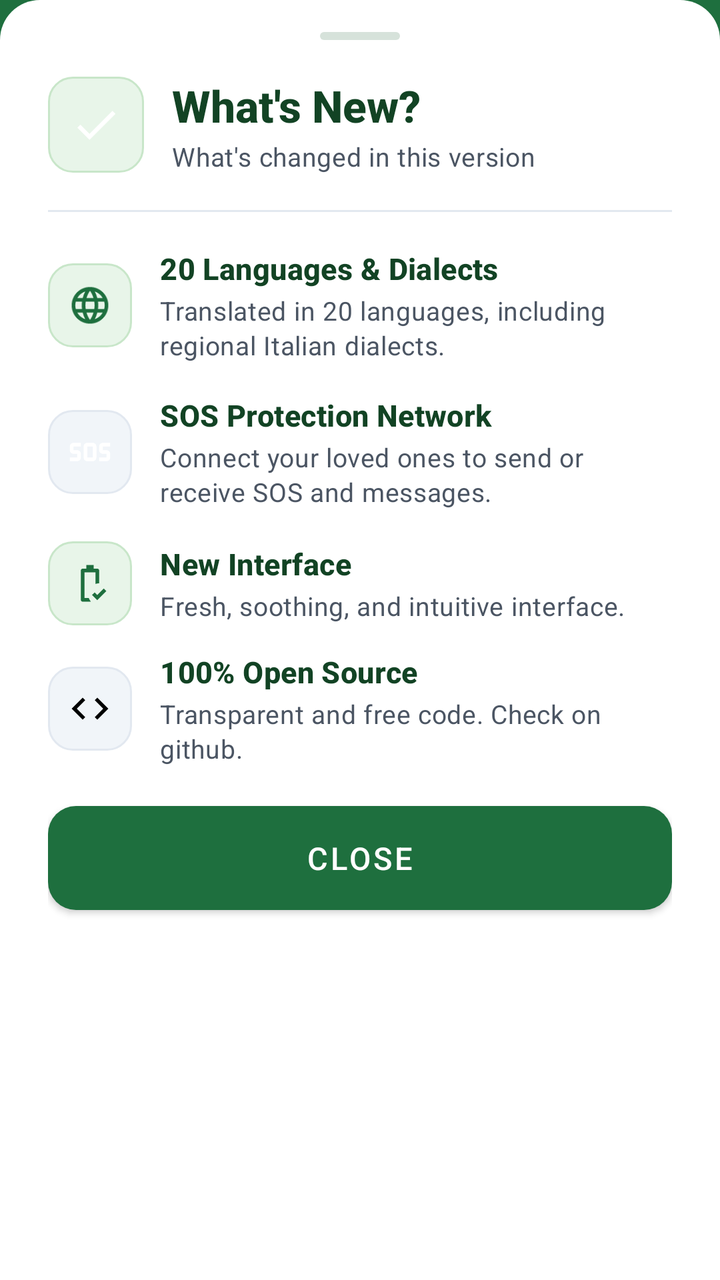
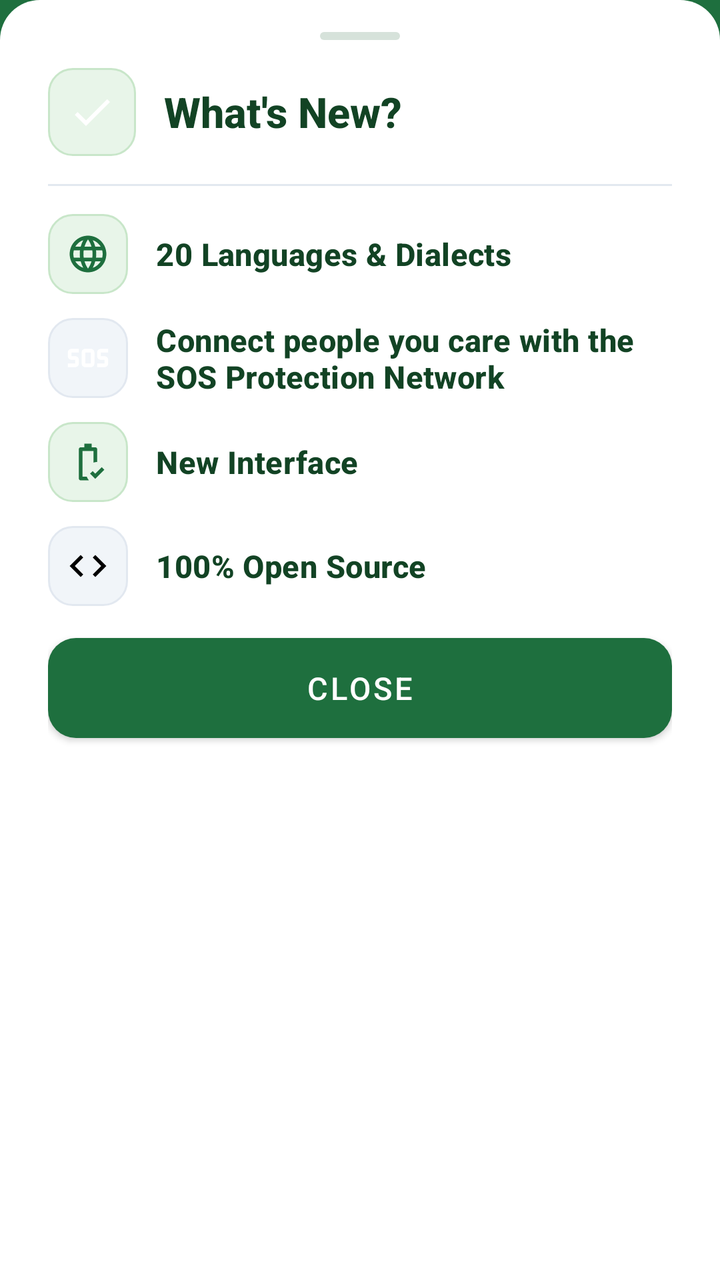

Screens rendered from an Android XML layout before and after an edit, with the pre-edit source and the edit as a unified diff.
<!-- AndroidManifest.xml: application theme AppTheme -->
<!-- res/layout/dialog_whats_new_bottomsheet.xml -->
<?xml version="1.0" encoding="utf-8"?>
<LinearLayout xmlns:android="http://schemas.android.com/apk/res/android"
    xmlns:app="http://schemas.android.com/apk/res-auto"
    android:layout_width="match_parent"
    android:layout_height="wrap_content"
    android:background="@drawable/bg_bottom_sheet_rounded"
    android:orientation="vertical"
    android:paddingStart="24dp"
    android:paddingTop="12dp"
    android:paddingEnd="24dp"
    android:paddingBottom="24dp">

    
    <View
        android:layout_width="40dp"
        android:layout_height="4dp"
        android:layout_gravity="center_horizontal"
        android:layout_marginTop="4dp"
        android:layout_marginBottom="18dp"
        android:background="@drawable/bg_step_progress_inactive" />

    
    <LinearLayout
        android:layout_width="match_parent"
        android:layout_height="wrap_content"
        android:gravity="center_vertical"
        android:orientation="horizontal">

        <FrameLayout
            android:layout_width="48dp"
            android:layout_height="48dp"
            android:background="@drawable/bg_pill_recommended">

            <ImageView
                android:layout_width="26dp"
                android:layout_height="26dp"
                android:layout_gravity="center"
                android:contentDescription="@string/whatsnew"
                android:src="@drawable/baseline_done_24"
                app:tint="@color/defaultColor" />
        </FrameLayout>

        <LinearLayout
            android:layout_width="0dp"
            android:layout_height="wrap_content"
            android:layout_marginStart="14dp"
            android:layout_weight="1"
            android:orientation="vertical">

            <TextView
                style="@style/TextAppearance.PillSOS.ScreenTitle"
                android:layout_width="wrap_content"
                android:layout_height="wrap_content"
                android:text="@string/whatsnew"
                android:textSize="22sp" />

            <TextView
                style="@style/TextAppearance.PillSOS.ListItemSubtitle"
                android:layout_width="wrap_content"
                android:layout_height="wrap_content"
                android:layout_marginTop="2dp"
                android:text="@string/whatsnew_subtitle"
                android:textSize="13sp" />
        </LinearLayout>
    </LinearLayout>

    <View
        android:layout_width="match_parent"
        android:layout_height="1dp"
        android:layout_marginTop="18dp"
        android:layout_marginBottom="18dp"
        android:background="#E2E8F0" />

    
    <LinearLayout
        android:layout_width="match_parent"
        android:layout_height="wrap_content"
        android:layout_marginBottom="16dp"
        android:gravity="center_vertical"
        android:orientation="horizontal">

        <FrameLayout
            android:layout_width="42dp"
            android:layout_height="42dp"
            android:background="@drawable/bg_pill_recommended">

            <ImageView
                android:layout_width="22dp"
                android:layout_height="22dp"
                android:layout_gravity="center"
                android:src="@drawable/baseline_language_24"
                app:tint="@color/defaultColor" />
        </FrameLayout>

        <LinearLayout
            android:layout_width="0dp"
            android:layout_height="wrap_content"
            android:layout_marginStart="14dp"
            android:layout_weight="1"
            android:orientation="vertical">

            <TextView
                style="@style/TextAppearance.PillSOS.CardHeader"
                android:layout_width="wrap_content"
                android:layout_height="wrap_content"
                android:text="@string/whatsnew_feat1_title"
                android:textSize="15sp" />

            <TextView
                style="@style/TextAppearance.PillSOS.ListItemSubtitle"
                android:layout_width="wrap_content"
                android:layout_height="wrap_content"
                android:layout_marginTop="2dp"
                android:lineSpacingExtra="2dp"
                android:text="@string/whatsnew_feat1_desc"
                android:textSize="13sp" />
        </LinearLayout>
    </LinearLayout>

    
    <LinearLayout
        android:layout_width="match_parent"
        android:layout_height="wrap_content"
        android:layout_marginBottom="16dp"
        android:gravity="center_vertical"
        android:orientation="horizontal">

        <FrameLayout
            android:layout_width="42dp"
            android:layout_height="42dp"
            android:background="@drawable/bg_pill_optional">

            <ImageView
                android:layout_width="22dp"
                android:layout_height="22dp"
                android:layout_gravity="center"
                android:src="@drawable/baseline_sos_24"
                app:tint="@color/defaultColor" />
        </FrameLayout>

        <LinearLayout
            android:layout_width="0dp"
            android:layout_height="wrap_content"
            android:layout_marginStart="14dp"
            android:layout_weight="1"
            android:orientation="vertical">

            <TextView
                style="@style/TextAppearance.PillSOS.CardHeader"
                android:layout_width="wrap_content"
                android:layout_height="wrap_content"
                android:text="@string/whatsnew_feat2_title"
                android:textSize="15sp" />

            <TextView
                style="@style/TextAppearance.PillSOS.ListItemSubtitle"
                android:layout_width="wrap_content"
                android:layout_height="wrap_content"
                android:layout_marginTop="2dp"
                android:lineSpacingExtra="2dp"
                android:text="@string/onboarding_sos_desc"
                android:textSize="13sp" />
        </LinearLayout>
    </LinearLayout>

    
    <LinearLayout
        android:layout_width="match_parent"
        android:layout_height="wrap_content"
        android:layout_marginBottom="13dp"
        android:gravity="center_vertical"
        android:orientation="horizontal">

        <FrameLayout
            android:layout_width="42dp"
            android:layout_height="42dp"
            android:background="@drawable/bg_pill_recommended">

            <ImageView
                android:layout_width="22dp"
                android:layout_height="22dp"
                android:layout_gravity="center"
                android:src="@drawable/outline_battery_status_good_24"
                app:tint="@color/defaultColor" />
        </FrameLayout>

        <LinearLayout
            android:layout_width="0dp"
            android:layout_height="wrap_content"
            android:layout_marginStart="14dp"
            android:layout_weight="1"
            android:orientation="vertical">

            <TextView
                style="@style/TextAppearance.PillSOS.CardHeader"
                android:layout_width="wrap_content"
                android:layout_height="wrap_content"
                android:text="@string/whatsnew_feat3_title"
                android:textSize="15sp" />

            <TextView
                style="@style/TextAppearance.PillSOS.ListItemSubtitle"
                android:layout_width="wrap_content"
                android:layout_height="wrap_content"
                android:layout_marginTop="2dp"
                android:lineSpacingExtra="2dp"
                android:text="@string/whatsnew_feat3_desc"
                android:textSize="13sp" />
        </LinearLayout>
    </LinearLayout>

    
    <LinearLayout
        android:layout_width="match_parent"
        android:layout_height="wrap_content"
        android:layout_marginBottom="20dp"
        android:gravity="center_vertical"
        android:orientation="horizontal">

        <FrameLayout
            android:layout_width="42dp"
            android:layout_height="42dp"
            android:background="@drawable/bg_pill_optional">

            <ImageView
                android:layout_width="22dp"
                android:layout_height="22dp"
                android:layout_gravity="center"
                android:src="@drawable/ic_code_24"
                app:tint="@color/defaultColor" />
        </FrameLayout>

        <LinearLayout
            android:layout_width="0dp"
            android:layout_height="wrap_content"
            android:layout_marginStart="14dp"
            android:layout_weight="1"
            android:orientation="vertical">

            <TextView
                style="@style/TextAppearance.PillSOS.CardHeader"
                android:layout_width="wrap_content"
                android:layout_height="wrap_content"
                android:text="@string/whatsnew_feat4_title"
                android:textSize="15sp" />

            <TextView
                style="@style/TextAppearance.PillSOS.ListItemSubtitle"
                android:layout_width="wrap_content"
                android:layout_height="wrap_content"
                android:layout_marginTop="2dp"
                android:lineSpacingExtra="2dp"
                android:text="@string/whatsnew_feat4_desc"
                android:textSize="13sp" />
        </LinearLayout>
    </LinearLayout>

    
    <com.google.android.material.button.MaterialButton
        android:id="@+id/btnWhatsNewGotIt"
        style="@style/PositiveButton"
        android:layout_width="match_parent"
        android:layout_height="52dp"
        android:text="@string/btn_close"
        android:textSize="15.5sp"
        app:cornerRadius="14dp" />

</LinearLayout>
<!-- resources referenced by this layout -->
<resources>
  <color name="defaultColor">#1E6F3E</color>
  <!-- drawable baseline_done_24 (drawable) -->
  <vector xmlns:android="http://schemas.android.com/apk/res/android" android:height="24dp" android:tint="#FFFFFF" android:viewportHeight="24" android:viewportWidth="24" android:width="24dp">
        
      <path android:fillColor="@android:color/white" android:pathData="M9,16.2L4.8,12l-1.4,1.4L9,19 21,7l-1.4,-1.4L9,16.2z"/>
      
  </vector>
  <!-- drawable bg_bottom_sheet_rounded (drawable) -->
  <?xml version="1.0" encoding="utf-8"?>
  <shape xmlns:android="http://schemas.android.com/apk/res/android"
      android:shape="rectangle">
      <solid android:color="@android:color/white" />
      <corners
          android:topLeftRadius="20dp"
          android:topRightRadius="20dp" />
  </shape>
  <!-- drawable bg_pill_optional (drawable) -->
  <?xml version="1.0" encoding="utf-8"?>
  <shape xmlns:android="http://schemas.android.com/apk/res/android"
      android:shape="rectangle">
      <solid android:color="#F1F5F9" />
      <corners android:radius="12dp" />
      <stroke
          android:width="1dp"
          android:color="#E2E8F0" />
  </shape>
  <!-- drawable bg_pill_recommended (drawable) -->
  <?xml version="1.0" encoding="utf-8"?>
  <shape xmlns:android="http://schemas.android.com/apk/res/android"
      android:shape="rectangle">
      <solid android:color="#E8F5E9" />
      <corners android:radius="12dp" />
      <stroke
          android:width="1dp"
          android:color="#C8E6C9" />
  </shape>
  <!-- drawable bg_step_progress_inactive (drawable) -->
  <?xml version="1.0" encoding="utf-8"?>
  <shape xmlns:android="http://schemas.android.com/apk/res/android"
      android:shape="rectangle">
      <solid android:color="#D6E2DA" />
      <corners android:radius="3dp" />
  </shape>
  <string name="btn_close">Close</string>
  <string name="onboarding_sos_desc">Connect your loved ones to send or receive SOS and messages.</string>
  <string name="whatsnew" translatable="false">What\'s New?</string>
  <string name="whatsnew_feat1_desc">Translated in 20 languages, including regional Italian dialects.</string>
  <string name="whatsnew_feat1_title">20 Languages &amp; Dialects</string>
  <string name="whatsnew_feat2_title">SOS Protection Network</string>
  <string name="whatsnew_feat3_desc">Fresh, soothing, and intuitive interface.</string>
  <string name="whatsnew_feat3_title">New Interface</string>
  <string name="whatsnew_feat4_desc">Transparent and free code. Check on github.</string>
  <string name="whatsnew_feat4_title">100% Open Source</string>
  <string name="whatsnew_subtitle">"What's changed in this version"</string>
  <style name="TextAppearance.PillSOS.CardHeader" parent="TextAppearance.MaterialComponents.Subtitle1">
          <item name="android:textColor">@color/primary_text</item>
          <item name="android:textSize">17sp</item>
          <item name="android:fontFamily">sans-serif-medium</item>
          <item name="android:textStyle">bold</item>
      </style>
  <style name="TextAppearance.PillSOS.ListItemSubtitle" parent="TextAppearance.MaterialComponents.Body2">
          <item name="android:textColor">@color/secondary_text</item>
          <item name="android:textSize">14sp</item>
          <item name="android:fontFamily">sans-serif</item>
          <item name="android:lineSpacingExtra">2dp</item>
      </style>
  <style name="TextAppearance.PillSOS.ScreenTitle" parent="TextAppearance.MaterialComponents.Headline5">
          <item name="android:textColor">@color/primary_text</item>
          <item name="android:textSize">22sp</item>
          <item name="android:fontFamily">sans-serif-medium</item>
          <item name="android:textStyle">bold</item>
      </style>
  <color name="primary_text">#124324</color>
  <color name="secondary_text">#4B5563</color>
  <!-- unchanged entries left out for length: 6 -->
</resources>

<!-- the commit's change to res/layout/dialog_whats_new_bottomsheet.xml (unified diff, before → after) -->
@@ -1,268 +1,201 @@
 <?xml version="1.0" encoding="utf-8"?>
-<LinearLayout xmlns:android="http://schemas.android.com/apk/res/android"
+<androidx.core.widget.NestedScrollView xmlns:android="http://schemas.android.com/apk/res/android"
     xmlns:app="http://schemas.android.com/apk/res-auto"
     android:layout_width="match_parent"
     android:layout_height="wrap_content"
     android:background="@drawable/bg_bottom_sheet_rounded"
-    android:orientation="vertical"
-    android:paddingStart="24dp"
-    android:paddingTop="12dp"
-    android:paddingEnd="24dp"
-    android:paddingBottom="24dp">
-
-    
-    <View
-        android:layout_width="40dp"
-        android:layout_height="4dp"
-        android:layout_gravity="center_horizontal"
-        android:layout_marginTop="4dp"
-        android:layout_marginBottom="18dp"
-        android:background="@drawable/bg_step_progress_inactive" />
-
-    
+    android:fillViewport="true"
+    android:overScrollMode="never">
+
     <LinearLayout
         android:layout_width="match_parent"
         android:layout_height="wrap_content"
-        android:gravity="center_vertical"
-        android:orientation="horizontal">
-
-        <FrameLayout
-            android:layout_width="48dp"
-            android:layout_height="48dp"
-            android:background="@drawable/bg_pill_recommended">
-
-            <ImageView
-                android:layout_width="26dp"
-                android:layout_height="26dp"
-                android:layout_gravity="center"
-                android:contentDescription="@string/whatsnew"
-                android:src="@drawable/baseline_done_24"
-                app:tint="@color/defaultColor" />
-        </FrameLayout>
-
-        <LinearLayout
-            android:layout_width="0dp"
-            android:layout_height="wrap_content"
-            android:layout_marginStart="14dp"
-            android:layout_weight="1"
-            android:orientation="vertical">
+        android:orientation="vertical"
+        android:paddingStart="24dp"
+        android:paddingTop="12dp"
+        android:paddingEnd="24dp"
+        android:paddingBottom="20dp">
+
+        
+        <View
+            android:layout_width="40dp"
+            android:layout_height="4dp"
+            android:layout_gravity="center_horizontal"
+            android:layout_marginTop="4dp"
+            android:layout_marginBottom="14dp"
+            android:background="@drawable/bg_step_progress_inactive" />
+
+        
+        <LinearLayout
+            android:layout_width="match_parent"
+            android:layout_height="wrap_content"
+            android:gravity="center_vertical"
+            android:orientation="horizontal">
+
+            <FrameLayout
+                android:layout_width="44dp"
+                android:layout_height="44dp"
+                android:background="@drawable/bg_pill_recommended">
+
+                <ImageView
+                    android:layout_width="24dp"
+                    android:layout_height="24dp"
+                    android:layout_gravity="center"
+                    android:contentDescription="@string/whatsnew"
+                    android:src="@drawable/baseline_done_24"
+                    app:tint="@color/defaultColor" />
+            </FrameLayout>
 
             <TextView
                 style="@style/TextAppearance.PillSOS.ScreenTitle"
                 android:layout_width="wrap_content"
                 android:layout_height="wrap_content"
+                android:layout_marginStart="14dp"
                 android:text="@string/whatsnew"
-                android:textSize="22sp" />
-
-            <TextView
-                style="@style/TextAppearance.PillSOS.ListItemSubtitle"
-                android:layout_width="wrap_content"
-                android:layout_height="wrap_content"
-                android:layout_marginTop="2dp"
-                android:text="@string/whatsnew_subtitle"
-                android:textSize="13sp" />
-        </LinearLayout>
+                android:textSize="21sp" />
+        </LinearLayout>
+
+        <View
+            android:layout_width="match_parent"
+            android:layout_height="1dp"
+            android:layout_marginTop="14dp"
+            android:layout_marginBottom="14dp"
+            android:background="#E2E8F0" />
+
+        
+        <LinearLayout
+            android:layout_width="match_parent"
+            android:layout_height="wrap_content"
+            android:layout_marginBottom="12dp"
+            android:gravity="center_vertical"
+            android:orientation="horizontal">
+
+            <FrameLayout
+                android:layout_width="40dp"
+                android:layout_height="40dp"
+                android:background="@drawable/bg_pill_recommended">
+
+                <ImageView
+                    android:layout_width="22dp"
+                    android:layout_height="22dp"
+                    android:layout_gravity="center"
+                    android:src="@drawable/baseline_language_24"
+                    app:tint="@color/defaultColor" />
+            </FrameLayout>
+
+            <TextView
+                style="@style/TextAppearance.PillSOS.CardHeader"
+                android:layout_width="0dp"
+                android:layout_height="wrap_content"
+                android:layout_marginStart="14dp"
+                android:layout_weight="1"
+                android:text="@string/whatsnew_feat1_title"
+                android:textSize="15.5sp" />
+        </LinearLayout>
+
+        
+        <LinearLayout
+            android:layout_width="match_parent"
+            android:layout_height="wrap_content"
+            android:layout_marginBottom="12dp"
+            android:gravity="center_vertical"
+            android:orientation="horizontal">
+
+            <FrameLayout
+                android:layout_width="40dp"
+                android:layout_height="40dp"
+                android:background="@drawable/bg_pill_optional">
+
+                <ImageView
+                    android:layout_width="22dp"
+                    android:layout_height="22dp"
+                    android:layout_gravity="center"
+                    android:src="@drawable/baseline_sos_24"
+                    app:tint="@color/defaultColor" />
+            </FrameLayout>
+
+            <TextView
+                style="@style/TextAppearance.PillSOS.CardHeader"
+                android:layout_width="0dp"
+                android:layout_height="wrap_content"
+                android:layout_marginStart="14dp"
+                android:layout_weight="1"
+                android:text="@string/whatsnew_feat2_title"
+                android:textSize="15.5sp" />
+        </LinearLayout>
+
+        
+        <LinearLayout
+            android:layout_width="match_parent"
+            android:layout_height="wrap_content"
+            android:layout_marginBottom="12dp"
+            android:gravity="center_vertical"
+            android:orientation="horizontal">
+
+            <FrameLayout
+                android:layout_width="40dp"
+                android:layout_height="40dp"
+                android:background="@drawable/bg_pill_recommended">
+
+                <ImageView
+                    android:layout_width="22dp"
+                    android:layout_height="22dp"
+                    android:layout_gravity="center"
+                    android:src="@drawable/outline_battery_status_good_24"
+                    app:tint="@color/defaultColor" />
+            </FrameLayout>
+
+            <TextView
+                style="@style/TextAppearance.PillSOS.CardHeader"
+                android:layout_width="0dp"
+                android:layout_height="wrap_content"
+                android:layout_marginStart="14dp"
+                android:layout_weight="1"
+                android:text="@string/whatsnew_feat3_title"
+                android:textSize="15.5sp" />
+        </LinearLayout>
+
+        
+        <LinearLayout
+            android:layout_width="match_parent"
+            android:layout_height="wrap_content"
+            android:layout_marginBottom="16dp"
+            android:gravity="center_vertical"
+            android:orientation="horizontal">
+
+            <FrameLayout
+                android:layout_width="40dp"
+                android:layout_height="40dp"
+                android:background="@drawable/bg_pill_optional">
+
+                <ImageView
+                    android:layout_width="22dp"
+                    android:layout_height="22dp"
+                    android:layout_gravity="center"
+                    android:src="@drawable/ic_code_24"
+                    app:tint="@color/defaultColor" />
+            </FrameLayout>
+
+            <TextView
+                style="@style/TextAppearance.PillSOS.CardHeader"
+                android:layout_width="0dp"
+                android:layout_height="wrap_content"
+                android:layout_marginStart="14dp"
+                android:layout_weight="1"
+                android:text="@string/whatsnew_feat4_title"
+                android:textSize="15.5sp" />
+        </LinearLayout>
+
+        
+        <com.google.android.material.button.MaterialButton
+            android:id="@+id/btnWhatsNewGotIt"
+            style="@style/PositiveButton"
+            android:layout_width="match_parent"
+            android:layout_height="50dp"
+            android:text="@string/btn_close"
+            android:textSize="15.5sp"
+            app:cornerRadius="14dp" />
+
     </LinearLayout>
 
-    <View
-        android:layout_width="match_parent"
-        android:layout_height="1dp"
-        android:layout_marginTop="18dp"
-        android:layout_marginBottom="18dp"
-        android:background="#E2E8F0" />
-
-    
-    <LinearLayout
-        android:layout_width="match_parent"
-        android:layout_height="wrap_content"
-        android:layout_marginBottom="16dp"
-        android:gravity="center_vertical"
-        android:orientation="horizontal">
-
-        <FrameLayout
-            android:layout_width="42dp"
-            android:layout_height="42dp"
-            android:background="@drawable/bg_pill_recommended">
-
-            <ImageView
-                android:layout_width="22dp"
-                android:layout_height="22dp"
-                android:layout_gravity="center"
-                android:src="@drawable/baseline_language_24"
-                app:tint="@color/defaultColor" />
-        </FrameLayout>
-
-        <LinearLayout
-            android:layout_width="0dp"
-            android:layout_height="wrap_content"
-            android:layout_marginStart="14dp"
-            android:layout_weight="1"
-            android:orientation="vertical">
-
-            <TextView
-                style="@style/TextAppearance.PillSOS.CardHeader"
-                android:layout_width="wrap_content"
-                android:layout_height="wrap_content"
-                android:text="@string/whatsnew_feat1_title"
-                android:textSize="15sp" />
-
-            <TextView
-                style="@style/TextAppearance.PillSOS.ListItemSubtitle"
-                android:layout_width="wrap_content"
-                android:layout_height="wrap_content"
-                android:layout_marginTop="2dp"
-                android:lineSpacingExtra="2dp"
-                android:text="@string/whatsnew_feat1_desc"
-                android:textSize="13sp" />
-        </LinearLayout>
-    </LinearLayout>
-
-    
-    <LinearLayout
-        android:layout_width="match_parent"
-        android:layout_height="wrap_content"
-        android:layout_marginBottom="16dp"
-        android:gravity="center_vertical"
-        android:orientation="horizontal">
-
-        <FrameLayout
-            android:layout_width="42dp"
-            android:layout_height="42dp"
-            android:background="@drawable/bg_pill_optional">
-
-            <ImageView
-                android:layout_width="22dp"
-                android:layout_height="22dp"
-                android:layout_gravity="center"
-                android:src="@drawable/baseline_sos_24"
-                app:tint="@color/defaultColor" />
-        </FrameLayout>
-
-        <LinearLayout
-            android:layout_width="0dp"
-            android:layout_height="wrap_content"
-            android:layout_marginStart="14dp"
-            android:layout_weight="1"
-            android:orientation="vertical">
-
-            <TextView
-                style="@style/TextAppearance.PillSOS.CardHeader"
-                android:layout_width="wrap_content"
-                android:layout_height="wrap_content"
-                android:text="@string/whatsnew_feat2_title"
-                android:textSize="15sp" />
-
-            <TextView
-                style="@style/TextAppearance.PillSOS.ListItemSubtitle"
-                android:layout_width="wrap_content"
-                android:layout_height="wrap_content"
-                android:layout_marginTop="2dp"
-                android:lineSpacingExtra="2dp"
-                android:text="@string/onboarding_sos_desc"
-                android:textSize="13sp" />
-        </LinearLayout>
-    </LinearLayout>
-
-    
-    <LinearLayout
-        android:layout_width="match_parent"
-        android:layout_height="wrap_content"
-        android:layout_marginBottom="13dp"
-        android:gravity="center_vertical"
-        android:orientation="horizontal">
-
-        <FrameLayout
-            android:layout_width="42dp"
-            android:layout_height="42dp"
-            android:background="@drawable/bg_pill_recommended">
-
-            <ImageView
-                android:layout_width="22dp"
-                android:layout_height="22dp"
-                android:layout_gravity="center"
-                android:src="@drawable/outline_battery_status_good_24"
-                app:tint="@color/defaultColor" />
-        </FrameLayout>
-
-        <LinearLayout
-            android:layout_width="0dp"
-            android:layout_height="wrap_content"
-            android:layout_marginStart="14dp"
-            android:layout_weight="1"
-            android:orientation="vertical">
-
-            <TextView
-                style="@style/TextAppearance.PillSOS.CardHeader"
-                android:layout_width="wrap_content"
-                android:layout_height="wrap_content"
-                android:text="@string/whatsnew_feat3_title"
-                android:textSize="15sp" />
-
-            <TextView
-                style="@style/TextAppearance.PillSOS.ListItemSubtitle"
-                android:layout_width="wrap_content"
-                android:layout_height="wrap_content"
-                android:layout_marginTop="2dp"
-                android:lineSpacingExtra="2dp"
-                android:text="@string/whatsnew_feat3_desc"
-                android:textSize="13sp" />
-        </LinearLayout>
-    </LinearLayout>
-
-    
-    <LinearLayout
-        android:layout_width="match_parent"
-        android:layout_height="wrap_content"
-        android:layout_marginBottom="20dp"
-        android:gravity="center_vertical"
-        android:orientation="horizontal">
-
-        <FrameLayout
-            android:layout_width="42dp"
-            android:layout_height="42dp"
-            android:background="@drawable/bg_pill_optional">
-
-            <ImageView
-                android:layout_width="22dp"
-                android:layout_height="22dp"
-                android:layout_gravity="center"
-                android:src="@drawable/ic_code_24"
-                app:tint="@color/defaultColor" />
-        </FrameLayout>
-
-        <LinearLayout
-            android:layout_width="0dp"
-            android:layout_height="wrap_content"
-            android:layout_marginStart="14dp"
-            android:layout_weight="1"
-            android:orientation="vertical">
-
-            <TextView
-                style="@style/TextAppearance.PillSOS.CardHeader"
-                android:layout_width="wrap_content"
-                android:layout_height="wrap_content"
-                android:text="@string/whatsnew_feat4_title"
-                android:textSize="15sp" />
-
-            <TextView
-                style="@style/TextAppearance.PillSOS.ListItemSubtitle"
-                android:layout_width="wrap_content"
-                android:layout_height="wrap_content"
-                android:layout_marginTop="2dp"
-                android:lineSpacingExtra="2dp"
-                android:text="@string/whatsnew_feat4_desc"
-                android:textSize="13sp" />
-        </LinearLayout>
-    </LinearLayout>
-
-    
-    <com.google.android.material.button.MaterialButton
-        android:id="@+id/btnWhatsNewGotIt"
-        style="@style/PositiveButton"
-        android:layout_width="match_parent"
-        android:layout_height="52dp"
-        android:text="@string/btn_close"
-        android:textSize="15.5sp"
-        app:cornerRadius="14dp" />
-
-</LinearLayout>
+</androidx.core.widget.NestedScrollView>
<!-- resource entries referenced after the edit -->
@@ -44,27 +44,16 @@
       <corners android:radius="3dp" />
   </shape>
   <string name="btn_close">Close</string>
-  <string name="onboarding_sos_desc">Connect your loved ones to send or receive SOS and messages.</string>
   <string name="whatsnew" translatable="false">What\'s New?</string>
-  <string name="whatsnew_feat1_desc">Translated in 20 languages, including regional Italian dialects.</string>
   <string name="whatsnew_feat1_title">20 Languages &amp; Dialects</string>
-  <string name="whatsnew_feat2_title">SOS Protection Network</string>
-  <string name="whatsnew_feat3_desc">Fresh, soothing, and intuitive interface.</string>
+  <string name="whatsnew_feat2_title">Connect people you care with the SOS Protection Network</string>
   <string name="whatsnew_feat3_title">New Interface</string>
-  <string name="whatsnew_feat4_desc">Transparent and free code. Check on github.</string>
   <string name="whatsnew_feat4_title">100% Open Source</string>
-  <string name="whatsnew_subtitle">"What's changed in this version"</string>
   <style name="TextAppearance.PillSOS.CardHeader" parent="TextAppearance.MaterialComponents.Subtitle1">
           <item name="android:textColor">@color/primary_text</item>
           <item name="android:textSize">17sp</item>
           <item name="android:fontFamily">sans-serif-medium</item>
           <item name="android:textStyle">bold</item>
-      </style>
-  <style name="TextAppearance.PillSOS.ListItemSubtitle" parent="TextAppearance.MaterialComponents.Body2">
-          <item name="android:textColor">@color/secondary_text</item>
-          <item name="android:textSize">14sp</item>
-          <item name="android:fontFamily">sans-serif</item>
-          <item name="android:lineSpacingExtra">2dp</item>
       </style>
   <style name="TextAppearance.PillSOS.ScreenTitle" parent="TextAppearance.MaterialComponents.Headline5">
           <item name="android:textColor">@color/primary_text</item>
